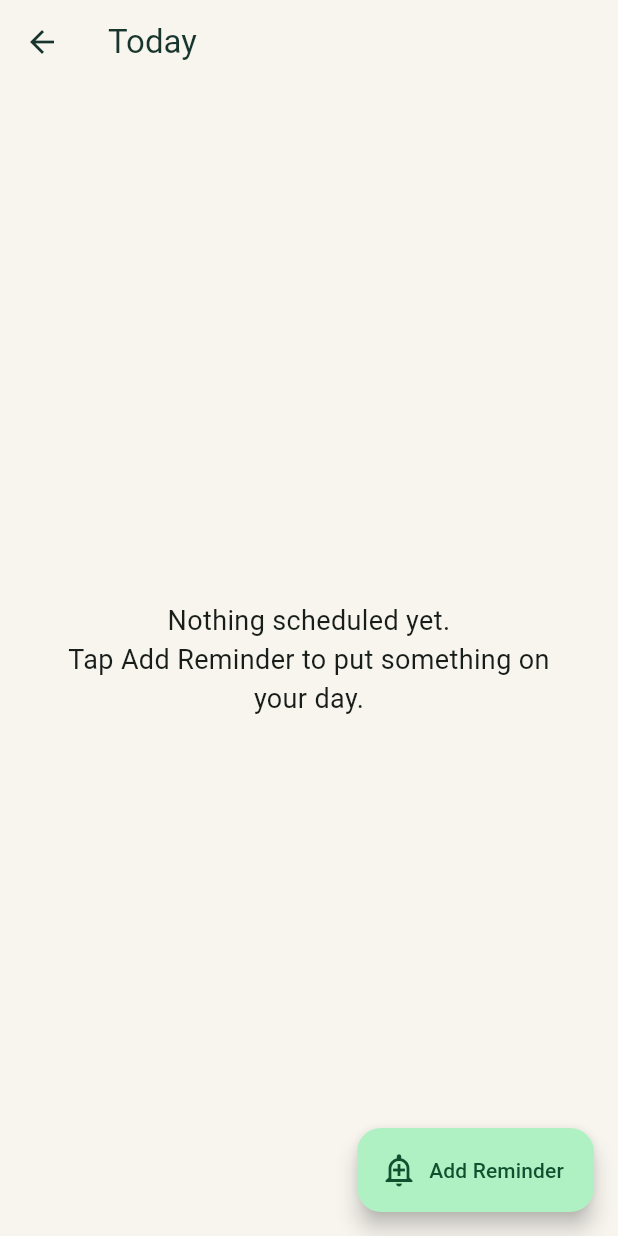
After one commit to Huckleberry-Jon/doctab-app, a Flutter app: the screen it shows after launch, after a tap on "Today", on a phone screen of 412 x 824 dp. The commit adds this screen. Run offline on Flutter 3.47's test engine with Material 3 defaults, Android fonts, the phone set to English and light mode, and no system bars; our stand-ins replace shared_preferences.

Commit message:
Add Today reminders flow
* Add reminder model

* Add reminder local storage

* Add reminder controller

* Add reminder editor screen

* Add Today reminders screen

* Wire Today reminders into home

* Add reminder persistence test

* Test Today reminder flow

```diff
--- a/lib/main.dart
+++ b/lib/main.dart
@@ -4,7 +4,9 @@ import 'models/note.dart';
 import 'screens/add_note_screen.dart';
 import 'screens/notes_screen.dart';
 import 'screens/search_screen.dart';
+import 'screens/today_screen.dart';
 import 'services/note_controller.dart';
+import 'services/reminder_controller.dart';
 import 'theme/doctab_theme.dart';
 
 void main() {
@@ -20,16 +22,19 @@ class DocTabApp extends StatefulWidget {
 
 class _DocTabAppState extends State<DocTabApp> {
   final NoteController _notes = NoteController();
+  final ReminderController _reminders = ReminderController();
 
   @override
   void initState() {
     super.initState();
     _notes.load();
+    _reminders.load();
   }
 
   @override
   void dispose() {
     _notes.dispose();
+    _reminders.dispose();
     super.dispose();
   }
 
@@ -39,15 +44,23 @@ class _DocTabAppState extends State<DocTabApp> {
       title: 'DocTab',
       debugShowCheckedModeBanner: false,
       theme: DocTabTheme.light(),
-      home: HomeScreen(controller: _notes),
+      home: HomeScreen(
+        noteController: _notes,
+        reminderController: _reminders,
+      ),
     );
   }
 }
 
 class HomeScreen extends StatelessWidget {
-  const HomeScreen({super.key, required this.controller});
+  const HomeScreen({
+    super.key,
+    required this.noteController,
+    required this.reminderController,
+  });
 
-  final NoteController controller;
+  final NoteController noteController;
+  final ReminderController reminderController;
 
   Future<void> _addNote(BuildContext context) async {
     final note = await Navigator.push<Note>(
@@ -55,7 +68,7 @@ class HomeScreen extends StatelessWidget {
       MaterialPageRoute(builder: (_) => const AddNoteScreen()),
     );
     if (note != null) {
-      await controller.add(note);
+      await noteController.add(note);
     }
   }
 
@@ -91,11 +104,21 @@ class HomeScreen extends StatelessWidget {
                   mainAxisSpacing: 14,
                   childAspectRatio: 1.08,
                   children: [
-                    const _HomeCard(
+                    _HomeCard(
                       icon: Icons.today_outlined,
                       label: 'Today',
                       subtitle: 'Reminders and tasks',
                       background: DocTabTheme.sage,
+                      onTap: () {
+                        Navigator.push(
+                          context,
+                          MaterialPageRoute(
+                            builder: (_) => TodayScreen(
+                              controller: reminderController,
+                            ),
+                          ),
+                        );
+                      },
                     ),
                     _HomeCard(
                       icon: Icons.notes_outlined,
@@ -106,7 +129,9 @@ class HomeScreen extends StatelessWidget {
                         Navigator.push(
                           context,
                           MaterialPageRoute(
-                            builder: (_) => NotesScreen(controller: controller),
+                            builder: (_) => NotesScreen(
+                              controller: noteController,
+                            ),
                           ),
                         );
                       },
@@ -133,7 +158,9 @@ class HomeScreen extends StatelessWidget {
                         Navigator.push(
                           context,
                           MaterialPageRoute(
-                            builder: (_) => SearchScreen(controller: controller),
+                            builder: (_) => SearchScreen(
+                              controller: noteController,
+                            ),
                           ),
                         );
                       },
--- /dev/null
+++ b/lib/models/reminder.dart
@@ -0,0 +1,63 @@
+class Reminder {
+  final String id;
+  final String title;
+  final String details;
+  final DateTime dueAt;
+  final bool isCompleted;
+  final DateTime createdAt;
+  final DateTime updatedAt;
+
+  const Reminder({
+    required this.id,
+    required this.title,
+    required this.details,
+    required this.dueAt,
+    required this.isCompleted,
+    required this.createdAt,
+    required this.updatedAt,
+  });
+
+  Reminder copyWith({
+    String? id,
+    String? title,
+    String? details,
+    DateTime? dueAt,
+    bool? isCompleted,
+    DateTime? createdAt,
+    DateTime? updatedAt,
+  }) {
+    return Reminder(
+      id: id ?? this.id,
+      title: title ?? this.title,
+      details: details ?? this.details,
+      dueAt: dueAt ?? this.dueAt,
+      isCompleted: isCompleted ?? this.isCompleted,
+      createdAt: createdAt ?? this.createdAt,
+      updatedAt: updatedAt ?? this.updatedAt,
+    );
+  }
+
+  Map<String, dynamic> toJson() {
+    return {
+      'id': id,
+      'title': title,
+      'details': details,
+      'dueAt': dueAt.toIso8601String(),
+      'isCompleted': isCompleted,
+      'createdAt': createdAt.toIso8601String(),
+      'updatedAt': updatedAt.toIso8601String(),
+    };
+  }
+
+  factory Reminder.fromJson(Map<String, dynamic> json) {
+    return Reminder(
+      id: json['id'] as String,
+      title: json['title'] as String,
+      details: json['details'] as String,
+      dueAt: DateTime.parse(json['dueAt'] as String),
+      isCompleted: json['isCompleted'] as bool,
+      createdAt: DateTime.parse(json['createdAt'] as String),
+      updatedAt: DateTime.parse(json['updatedAt'] as String),
+    );
+  }
+}
--- /dev/null
+++ b/lib/screens/today_screen.dart
@@ -0,0 +1,227 @@
+import 'package:flutter/material.dart';
+
+import '../models/reminder.dart';
+import '../services/reminder_controller.dart';
+import 'add_reminder_screen.dart';
+
+class TodayScreen extends StatelessWidget {
+  const TodayScreen({super.key, required this.controller});
+
+  final ReminderController controller;
+
+  Future<void> _addReminder(BuildContext context) async {
+    final reminder = await Navigator.push<Reminder>(
+      context,
+      MaterialPageRoute(builder: (_) => const AddReminderScreen()),
+    );
+    if (reminder != null) {
+      await controller.add(reminder);
+    }
+  }
+
+  Future<void> _editReminder(BuildContext context, Reminder reminder) async {
+    final updated = await Navigator.push<Reminder>(
+      context,
+      MaterialPageRoute(
+        builder: (_) => AddReminderScreen(reminder: reminder),
+      ),
+    );
+    if (updated != null) {
+      await controller.update(updated);
+    }
+  }
+
+  @override
+  Widget build(BuildContext context) {
+    return Scaffold(
+      appBar: AppBar(title: const Text('Today')),
+      body: AnimatedBuilder(
+        animation: controller,
+        builder: (context, _) {
+          if (!controller.loaded) {
+            return const Center(child: CircularProgressIndicator());
+          }
+
+          final overdue = controller.overdue();
+          final today = controller.dueToday();
+          final upcoming = controller.upcoming();
+
+          if (controller.reminders.isEmpty) {
+            return const Center(
+              child: Padding(
+                padding: EdgeInsets.all(28),
+                child: Text(
+                  'Nothing scheduled yet.\nTap Add Reminder to put something on your day.',
+                  textAlign: TextAlign.center,
+                  style: TextStyle(fontSize: 18),
+                ),
+              ),
+            );
+          }
+
+          return ListView(
+            padding: const EdgeInsets.fromLTRB(16, 12, 16, 96),
+            children: [
+              if (overdue.isNotEmpty) ...[
+                _SectionTitle(label: 'Overdue', count: overdue.length),
+                const SizedBox(height: 8),
+                ...overdue.map(
+                  (reminder) => _ReminderCard(
+                    reminder: reminder,
+                    onToggle: () => controller.toggleCompleted(reminder),
+                    onTap: () => _editReminder(context, reminder),
+                    onDelete: () => controller.delete(reminder.id),
+                  ),
+                ),
+                const SizedBox(height: 20),
+              ],
+              _SectionTitle(label: 'Today', count: today.length),
+              const SizedBox(height: 8),
+              if (today.isEmpty)
+                const _EmptySection(message: 'No reminders due today.')
+              else
+                ...today.map(
+                  (reminder) => _ReminderCard(
+                    reminder: reminder,
+                    onToggle: () => controller.toggleCompleted(reminder),
+                    onTap: () => _editReminder(context, reminder),
+                    onDelete: () => controller.delete(reminder.id),
+                  ),
+                ),
+              const SizedBox(height: 20),
+              _SectionTitle(label: 'Upcoming', count: upcoming.length),
+              const SizedBox(height: 8),
+              if (upcoming.isEmpty)
+                const _EmptySection(message: 'Nothing upcoming yet.')
+              else
+                ...upcoming.map(
+                  (reminder) => _ReminderCard(
+                    reminder: reminder,
+                    onToggle: () => controller.toggleCompleted(reminder),
+                    onTap: () => _editReminder(context, reminder),
+                    onDelete: () => controller.delete(reminder.id),
+                  ),
+                ),
+            ],
+          );
+        },
+      ),
+      floatingActionButton: FloatingActionButton.extended(
+        onPressed: () => _addReminder(context),
+        icon: const Icon(Icons.add_alert_outlined),
+        label: const Text('Add Reminder'),
+      ),
+    );
+  }
+}
+
+class _SectionTitle extends StatelessWidget {
+  const _SectionTitle({required this.label, required this.count});
+
+  final String label;
+  final int count;
+
+  @override
+  Widget build(BuildContext context) {
+    return Row(
+      children: [
+        Text(
+          label,
+          style: Theme.of(context).textTheme.titleLarge?.copyWith(
+                fontWeight: FontWeight.w800,
+              ),
+        ),
+        const SizedBox(width: 8),
+        Text('($count)'),
+      ],
+    );
+  }
+}
+
+class _EmptySection extends StatelessWidget {
+  const _EmptySection({required this.message});
+
+  final String message;
+
+  @override
+  Widget build(BuildContext context) {
+    return Card(
+      child: Padding(
+        padding: const EdgeInsets.all(16),
+        child: Text(message),
+      ),
+    );
+  }
+}
+
+class _ReminderCard extends StatelessWidget {
+  const _ReminderCard({
+    required this.reminder,
+    required this.onToggle,
+    required this.onTap,
+    required this.onDelete,
+  });
+
+  final Reminder reminder;
+  final VoidCallback onToggle;
+  final VoidCallback onTap;
+  final VoidCallback onDelete;
+
+  @override
+  Widget build(BuildContext context) {
+    final textStyle = reminder.isCompleted
+        ? const TextStyle(
+            decoration: TextDecoration.lineThrough,
+            color: Colors.grey,
+          )
+        : const TextStyle(fontWeight: FontWeight.w700);
+
+    return Padding(
+      padding: const EdgeInsets.only(bottom: 8),
+      child: Card(
+        child: ListTile(
+          contentPadding: const EdgeInsets.symmetric(horizontal: 12, vertical: 8),
+          leading: Checkbox(
+            value: reminder.isCompleted,
+            onChanged: (_) => onToggle(),
+          ),
+          title: Text(reminder.title, style: textStyle),
+          subtitle: Padding(
+            padding: const EdgeInsets.only(top: 6),
+            child: Text(
+              _subtitle(reminder),
+              maxLines: 2,
+              overflow: TextOverflow.ellipsis,
+            ),
+          ),
+          onTap: onTap,
+          trailing: PopupMenuButton<String>(
+            onSelected: (value) {
+              if (value == 'delete') onDelete();
+            },
+            itemBuilder: (_) => const [
+              PopupMenuItem(
+                value: 'delete',
+                child: Text('Delete'),
+              ),
+            ],
+          ),
+        ),
+      ),
+    );
+  }
+
+  String _subtitle(Reminder reminder) {
+    final due = reminder.dueAt.toLocal();
+    final hour = due.hour == 0
+        ? 12
+        : due.hour > 12
+            ? due.hour - 12
+            : due.hour;
+    final minute = due.minute.toString().padLeft(2, '0');
+    final suffix = due.hour >= 12 ? 'PM' : 'AM';
+    final when = '${due.month}/${due.day}/${due.year} · $hour:$minute $suffix';
+    if (reminder.details.isEmpty) return when;
+    return '$when\n${reminder.details}';
+  }
+}
--- /dev/null
+++ b/lib/services/reminder_controller.dart
@@ -0,0 +1,100 @@
+import 'package:flutter/foundation.dart';
+
+import '../models/reminder.dart';
+import '../storage/reminder_storage.dart';
+
+class ReminderController extends ChangeNotifier {
+  ReminderController({ReminderStorage? storage})
+      : _storage = storage ?? ReminderStorage();
+
+  final ReminderStorage _storage;
+  final List<Reminder> _reminders = <Reminder>[];
+  bool _loaded = false;
+
+  List<Reminder> get reminders => List.unmodifiable(_reminders);
+  bool get loaded => _loaded;
+
+  Future<void> load() async {
+    _reminders
+      ..clear()
+      ..addAll(await _storage.loadReminders());
+    _sort();
+    _loaded = true;
+    notifyListeners();
+  }
+
+  Future<void> add(Reminder reminder) async {
+    _reminders.add(reminder);
+    await _persist();
+  }
+
+  Future<void> update(Reminder updated) async {
+    final index = _reminders.indexWhere((item) => item.id == updated.id);
+    if (index == -1) return;
+    _reminders[index] = updated;
+    await _persist();
+  }
+
+  Future<void> toggleCompleted(Reminder reminder) async {
+    await update(
+      reminder.copyWith(
+        isCompleted: !reminder.isCompleted,
+        updatedAt: DateTime.now(),
+      ),
+    );
+  }
+
+  Future<void> delete(String id) async {
+    _reminders.removeWhere((item) => item.id == id);
+    await _persist();
+  }
+
+  List<Reminder> dueToday([DateTime? now]) {
+    final current = now ?? DateTime.now();
+    return _reminders.where((reminder) {
+      final due = reminder.dueAt.toLocal();
+      return due.year == current.year &&
+          due.month == current.month &&
+          due.day == current.day;
+    }).toList(growable: false);
+  }
+
+  List<Reminder> upcoming([DateTime? now]) {
+    final current = now ?? DateTime.now();
+    final startOfTomorrow = DateTime(
+      current.year,
+      current.month,
+      current.day + 1,
+    );
+    return _reminders
+        .where((reminder) => reminder.dueAt.toLocal().isAfter(startOfTomorrow))
+        .toList(growable: false);
+  }
+
+  List<Reminder> overdue([DateTime? now]) {
+    final current = now ?? DateTime.now();
+    final startOfToday = DateTime(current.year, current.month, current.day);
+    return _reminders
+        .where(
+          (reminder) =>
+              !reminder.isCompleted &&
+              reminder.dueAt.toLocal().isBefore(startOfToday),
+        )
+        .toList(growable: false);
+  }
+
+  Future<void> _persist() async {
+    _sort();
+    await _storage.saveReminders(_reminders);
+    notifyListeners();
+  }
+
+  void _sort() {
+    _reminders.sort((a, b) {
+      if (a.isCompleted != b.isCompleted) {
+        return a.isCompleted ? 1 : -1;
+      }
+      return a.dueAt.compareTo(b.dueAt);
+    });
+  }
+}
--- /dev/null
+++ b/lib/storage/reminder_storage.dart
@@ -0,0 +1,32 @@
+import 'dart:convert';
+
+import 'package:shared_preferences/shared_preferences.dart';
+
+import '../models/reminder.dart';
+
+class ReminderStorage {
+  static const _key = 'doctab_reminders_v1';
+
+  Future<List<Reminder>> loadReminders() async {
+    final prefs = await SharedPreferences.getInstance();
+    final raw = prefs.getString(_key);
+    if (raw == null || raw.isEmpty) {
+      return <Reminder>[];
+    }
+
+    final decoded = jsonDecode(raw) as List<dynamic>;
+    final reminders = decoded
+        .map((item) => Reminder.fromJson(item as Map<String, dynamic>))
+        .toList();
+
+    reminders.sort((a, b) => a.dueAt.compareTo(b.dueAt));
+    return reminders;
+  }
+
+  Future<void> saveReminders(List<Reminder> reminders) async {
+    final prefs = await SharedPreferences.getInstance();
+    final encoded =
+        jsonEncode(reminders.map((reminder) => reminder.toJson()).toList());
+    await prefs.setString(_key, encoded);
+  }
+}
```
Also changed, not shown: lib/screens/add_reminder_screen.dart (added, +163 -0 lines), 2 other files.
